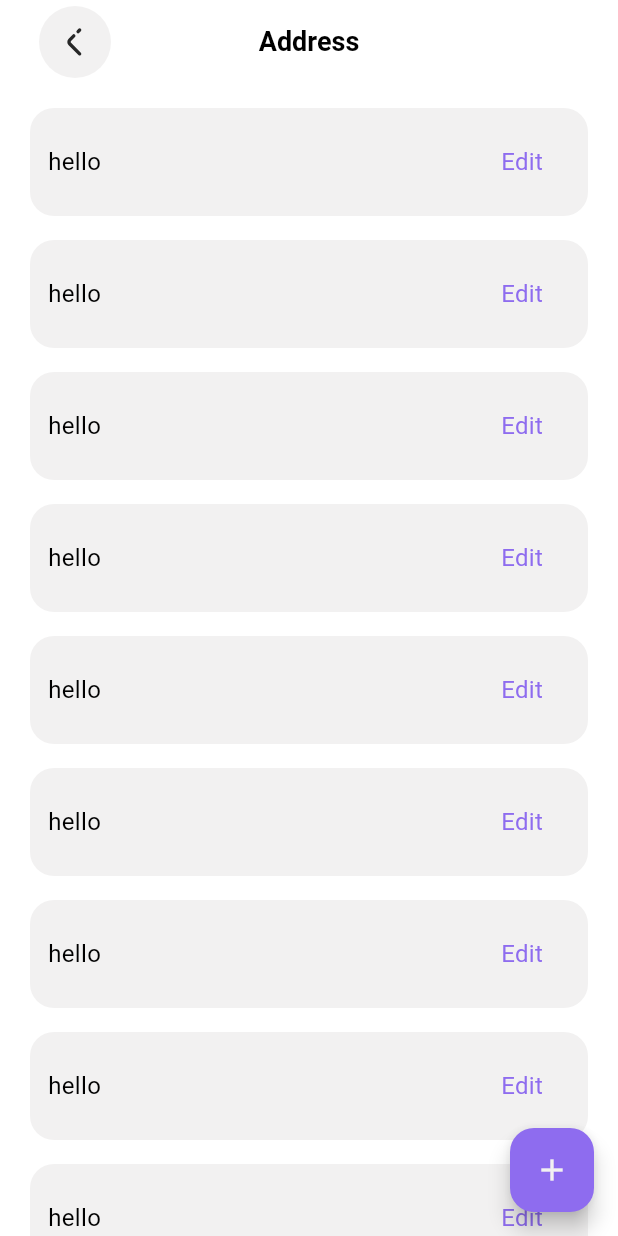
After one commit to YoussefGhonem1/ecommerce_linkdevelpment, a Flutter app: the AddressPage screen opened by its route, on a phone screen of 412 x 824 dp. The commit adds this screen. Run offline on Flutter 3.47's test engine with Material 3 defaults, Android fonts, the phone set to English and light mode, and no system bars; our stand-ins replace cloud_firestore, dots_indicator, firebase_auth, firebase_core, flutter_riverpod, flutter_svg and 1 more; accounts and stored records are empty.

Commit message:
finish Ui of address and add address pages

```diff
--- /dev/null
+++ b/lib/src/features/address/screens/address_page.dart
@@ -0,0 +1,61 @@
+import 'package:ecommerce_app/src/shared/components/custom_back_button.dart';
+import 'package:ecommerce_app/src/shared/routing/app_routes.dart';
+import 'package:ecommerce_app/src/shared/theme/app_colors.dart';
+import 'package:flutter/material.dart';
+
+class AddressPage extends StatelessWidget {
+  const AddressPage({super.key});
+
+  @override
+  Widget build(BuildContext context) {
+    final theme = Theme.of(context);
+    return Scaffold(
+      appBar: AppBar(
+        leading: Padding(
+          padding: const EdgeInsets.symmetric(horizontal: 12, vertical: 4),
+          child: CustomBackButtonIcon(),
+        ),
+        leadingWidth: 100,
+        title: Text("Address", style: theme.textTheme.headlineSmall),
+      ),
+      body: ListView.builder(
+        padding: const EdgeInsets.symmetric(vertical: 16, horizontal: 20),
+        itemCount: 100,
+        itemBuilder: (context, index) {
+          return Container(
+            margin: const EdgeInsets.only(bottom: 16),
+            padding: const EdgeInsets.all(12),
+            decoration: BoxDecoration(
+              color: theme.cardColor,
+              borderRadius: BorderRadius.circular(16),
+            ),
+
+            child: Row(
+              children: [
+                Expanded(
+                  child: Text("hello", style: theme.textTheme.bodyMedium),
+                ),
+                TextButton(
+                  onPressed: () {},
+                  child: Text(
+                    "Edit",
+                    style: theme.textTheme.bodyMedium?.copyWith(
+                      color: AppColors.primaryColor,
+                    ),
+                  ),
+                ),
+              ],
+            ),
+          );
+        },
+      ),
+      floatingActionButton: FloatingActionButton(
+        backgroundColor: AppColors.primaryColor,
+        onPressed: () {
+          Navigator.pushNamed(context, Routes.addAddressPage);
+        },
+        child: Icon(Icons.add, color: theme.cardColor),
+      ),
+    );
+  }
+}
--- a/lib/src/shared/routing/app_routes.dart
+++ b/lib/src/shared/routing/app_routes.dart
@@ -1,4 +1,7 @@
+import 'package:ecommerce_app/src/features/address/screens/add_address_page.dart';
+import 'package:ecommerce_app/src/features/address/screens/address_page.dart';
 import 'package:ecommerce_app/src/features/checkout/model/checkout_model.dart';
+import 'package:ecommerce_app/src/features/checkout/screens/add_address_screen.dart';
 import 'package:ecommerce_app/src/features/checkout/screens/checkout_screen.dart';
 import 'package:ecommerce_app/src/features/cart/screens/cart_page.dart';
 import 'package:ecommerce_app/src/features/order-placed-successfully/order-placed-successfully.dart';
@@ -34,6 +37,8 @@ class Routes {
   static const String checkoutScreen = '/checkout_screen';
   static const String cartPage = '/cart_page';
   static const String orderPlaced = '/order_placed_successfully_screen';
+  static const String addressPage = '/address_page';
+  static const String addAddressPage = '/add_address_page';
 }
 
 class AppRoutes {
@@ -82,6 +87,10 @@ class AppRoutes {
         );
       case Routes.cartPage:
         return MaterialPageRoute(builder: (_) => const CartPage());
+          case Routes.addressPage:
+        return MaterialPageRoute(builder: (_) => const AddressPage());
+        case Routes.addAddressPage:
+        return MaterialPageRoute(builder: (_) => const AddAddressPage());
       default:
         return MaterialPageRoute(
           builder:
--- a/pubspec.yaml
+++ b/pubspec.yaml
@@ -38,7 +38,7 @@ dependencies:
   flutter_svg: ^2.2.0
   dots_indicator: ^4.0.1
   flutter_riverpod: ^2.5.1
-  intl: ^0.20.2
+  intl: ^0.19.0
   firebase_core: ^4.0.0
   firebase_auth: ^6.0.0
   cloud_firestore: ^6.0.0
```
Also changed, not shown: lib/core/l10n/translation/app_localizations.dart (+16 -21 lines), lib/src/features/address/screens/add_address_page.dart (added, +64 -0 lines), lib/src/features/layout/screens/home_tab.dart (+33 -11 lines), pubspec.lock.
